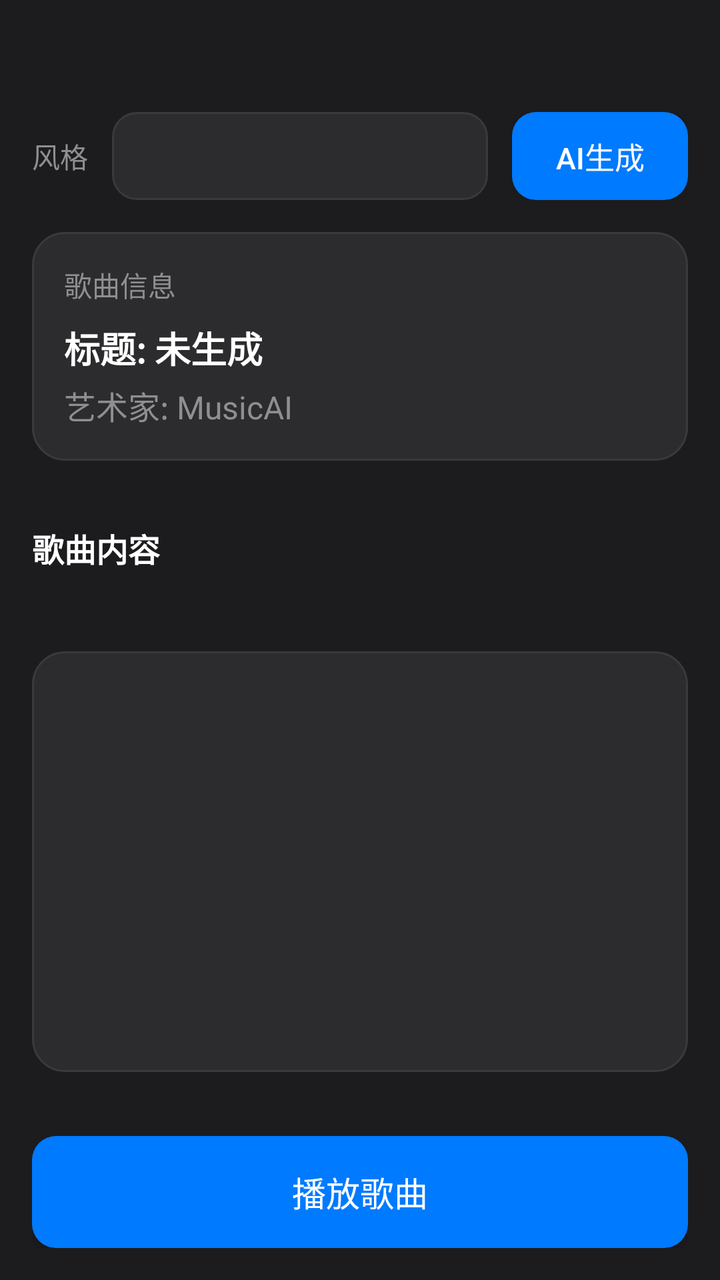
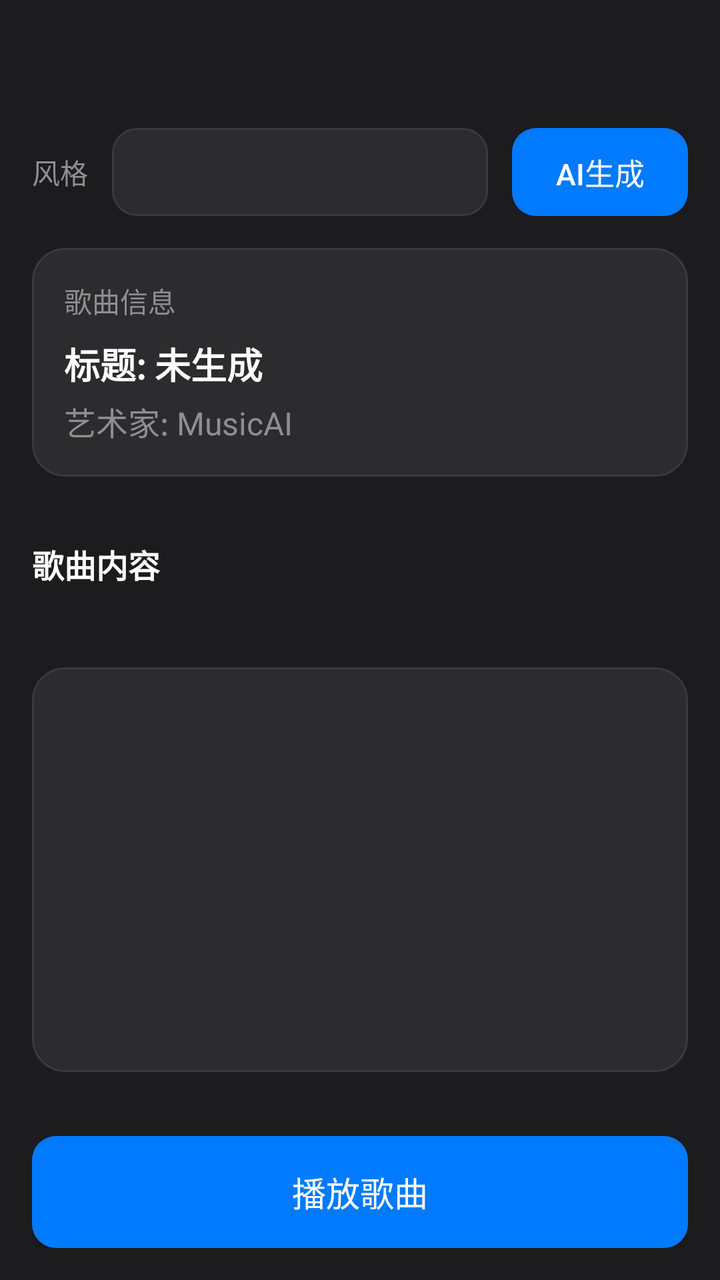

Two renders of the same Android screen: before a commit and after it. Below are the layout's source before the change and the commit's diff.
<!-- AndroidManifest.xml: application theme Theme.MusicAI -->
<!-- res/layout/activity_song_generator.xml -->
<?xml version="1.0" encoding="utf-8"?>
<LinearLayout xmlns:android="http://schemas.android.com/apk/res/android"
    android:layout_width="match_parent"
    android:layout_height="match_parent"
    android:orientation="vertical"
    android:background="@color/apple_dark"
    android:paddingTop="40dp">

    <LinearLayout
        android:layout_width="match_parent"
        android:layout_height="wrap_content"
        android:orientation="horizontal"
        android:padding="16dp"
        android:gravity="center_vertical">

        <TextView
            android:layout_width="wrap_content"
            android:layout_height="wrap_content"
            android:text="风格"
            android:textSize="14sp"
            android:textColor="@color/apple_text_secondary"
            android:layout_marginRight="12dp"/>

        <Spinner
            android:id="@+id/sp_style"
            android:layout_width="0dp"
            android:layout_height="44dp"
            android:layout_weight="1"
            android:background="@drawable/apple_edittext_bg"
            android:paddingHorizontal="12dp"/>

        <Button
            android:id="@+id/btn_generate"
            android:layout_width="wrap_content"
            android:layout_height="44dp"
            android:text="AI生成"
            android:textSize="15sp"
            android:textColor="@color/apple_text"
            android:background="@drawable/apple_button_primary_bg"
            android:layout_marginLeft="12dp"
           />

    </LinearLayout>

    <LinearLayout
        android:layout_width="match_parent"
        android:layout_height="wrap_content"
        android:orientation="vertical"
        android:background="@drawable/apple_card_bg"
        android:padding="16dp"
        android:layout_marginLeft="16dp"
        android:layout_marginRight="16dp"
        android:layout_marginBottom="16dp">

        <TextView
            android:layout_width="match_parent"
            android:layout_height="wrap_content"
            android:text="歌曲信息"
            android:textSize="14sp"
            android:textColor="@color/apple_text_secondary"
            android:layout_marginBottom="8dp"/>

        <TextView
            android:id="@+id/tv_title"
            android:layout_width="match_parent"
            android:layout_height="wrap_content"
            android:text="标题: 未生成"
            android:textSize="18sp"
            android:textColor="@color/apple_text"
            android:textStyle="bold"/>

        <TextView
            android:id="@+id/tv_artist"
            android:layout_width="match_parent"
            android:layout_height="wrap_content"
            android:text="艺术家: MusicAI"
            android:textSize="16sp"
            android:textColor="@color/apple_text_secondary"
            android:layout_marginTop="4dp"/>

    </LinearLayout>

    <LinearLayout
        android:layout_width="match_parent"
        android:layout_height="wrap_content"
        android:orientation="vertical"
        android:padding="16dp"
        android:paddingTop="0dp">

        <TextView
            android:layout_width="match_parent"
            android:layout_height="wrap_content"
            android:text="歌曲内容"
            android:textSize="16sp"
            android:textColor="@color/apple_text"
            android:textStyle="bold"
            android:layout_marginBottom="8dp"/>

        <ProgressBar
            android:id="@+id/playback_progress"
            style="?android:attr/progressBarStyleHorizontal"
            android:layout_width="match_parent"
            android:layout_height="wrap_content"
            android:progress="0"
            android:max="100"
            android:progressTint="@color/apple_accent"
            android:layout_marginBottom="8dp"
            android:visibility="gone"/>

        <TextView
            android:id="@+id/tv_playback_time"
            android:layout_width="match_parent"
            android:layout_height="wrap_content"
            android:text="0:00 / 0:00"
            android:textSize="12sp"
            android:textColor="@color/apple_text_secondary"
            android:gravity="center"
            android:visibility="gone"/>

    </LinearLayout>

    <LinearLayout
        android:layout_width="match_parent"
        android:layout_height="0dp"
        android:layout_weight="1"
        android:orientation="vertical"
        android:padding="16dp"
        android:paddingTop="0dp">

        <ListView
            android:id="@+id/lv_song"
            android:layout_width="match_parent"
            android:layout_height="match_parent"
            android:background="@drawable/apple_card_bg"
            android:divider="@color/apple_mid_gray"
            android:dividerHeight="1dp"/>

    </LinearLayout>

    <LinearLayout
        android:layout_width="match_parent"
        android:layout_height="wrap_content"
        android:orientation="horizontal"
        android:padding="16dp">

        <Button
            android:id="@+id/btn_play"
            android:layout_width="match_parent"
            android:layout_height="56dp"
            android:text="播放歌曲"
            android:textSize="17sp"
            android:textColor="@color/apple_text"
            android:background="@drawable/apple_button_primary_bg"
           />

    </LinearLayout>

    <ProgressBar
        android:id="@+id/progress_bar"
        android:layout_width="wrap_content"
        android:layout_height="wrap_content"
        android:layout_gravity="center"
        android:visibility="gone"
        android:layout_marginBottom="16dp"/>

</LinearLayout>
<!-- resources referenced by this layout -->
<resources>
  <color name="apple_accent">#007AFF</color>
  <color name="apple_dark">#1C1C1E</color>
  <color name="apple_mid_gray">#3A3A3C</color>
  <color name="apple_text">#FFFFFF</color>
  <color name="apple_text_secondary">#8E8E93</color>
  <!-- drawable apple_button_primary_bg (drawable) -->
  <?xml version="1.0" encoding="utf-8"?>
  <selector xmlns:android="http://schemas.android.com/apk/res/android">
      <item android:state_pressed="true">
          <shape android:shape="rectangle">
              <solid android:color="@color/apple_accent_active" />
              <corners android:radius="12dp" />
          </shape>
      </item>
      <item>
          <shape android:shape="rectangle">
              <solid android:color="@color/apple_accent" />
              <corners android:radius="12dp" />
          </shape>
      </item>
  </selector>
  <!-- drawable apple_card_bg (drawable) -->
  <?xml version="1.0" encoding="utf-8"?>
  <shape xmlns:android="http://schemas.android.com/apk/res/android" android:shape="rectangle">
      <solid android:color="@color/apple_dark_gray" />
      <corners android:radius="16dp" />
      <stroke android:width="1dp" android:color="@color/apple_mid_gray" />
  </shape>
  <!-- drawable apple_edittext_bg (drawable) -->
  <?xml version="1.0" encoding="utf-8"?>
  <selector xmlns:android="http://schemas.android.com/apk/res/android">
      <item android:state_focused="true">
          <shape android:shape="rectangle">
              <solid android:color="@color/apple_dark_gray" />
              <corners android:radius="12dp" />
              <stroke android:width="2dp" android:color="@color/apple_accent" />
          </shape>
      </item>
      <item>
          <shape android:shape="rectangle">
              <solid android:color="@color/apple_dark_gray" />
              <corners android:radius="12dp" />
              <stroke android:width="1dp" android:color="@color/apple_mid_gray" />
          </shape>
      </item>
  </selector>
  <style name="Theme.MusicAI" parent="Theme.AppCompat.DayNight.NoActionBar">
          <item name="colorPrimary">@color/colorPrimary</item>
          <item name="colorPrimaryDark">@color/colorPrimaryDark</item>
          <item name="colorAccent">@color/colorAccent</item>
          <item name="android:textColorPrimary">@color/apple_text</item>
          <item name="android:textColorSecondary">@color/apple_text_secondary</item>
          <item name="android:windowBackground">@color/apple_dark</item>
          <item name="android:statusBarColor">@color/apple_dark</item>
          <item name="android:navigationBarColor">@color/apple_dark</item>
      </style>
  <color name="apple_accent_active">#0066CC</color>
  <color name="apple_dark_gray">#2C2C2E</color>
  <color name="colorPrimary">#007AFF</color>
  <color name="colorPrimaryDark">#1C1C1E</color>
  <color name="colorAccent">#34C759</color>
</resources>

<!-- the commit's change to res/layout/activity_song_generator.xml (unified diff, before → after) -->
@@ -4,6 +4,7 @@
     android:layout_height="match_parent"
     android:orientation="vertical"
     android:background="@color/apple_dark"
+    android:paddingTop="48dp">
     android:paddingTop="40dp">
 
     <LinearLayout
